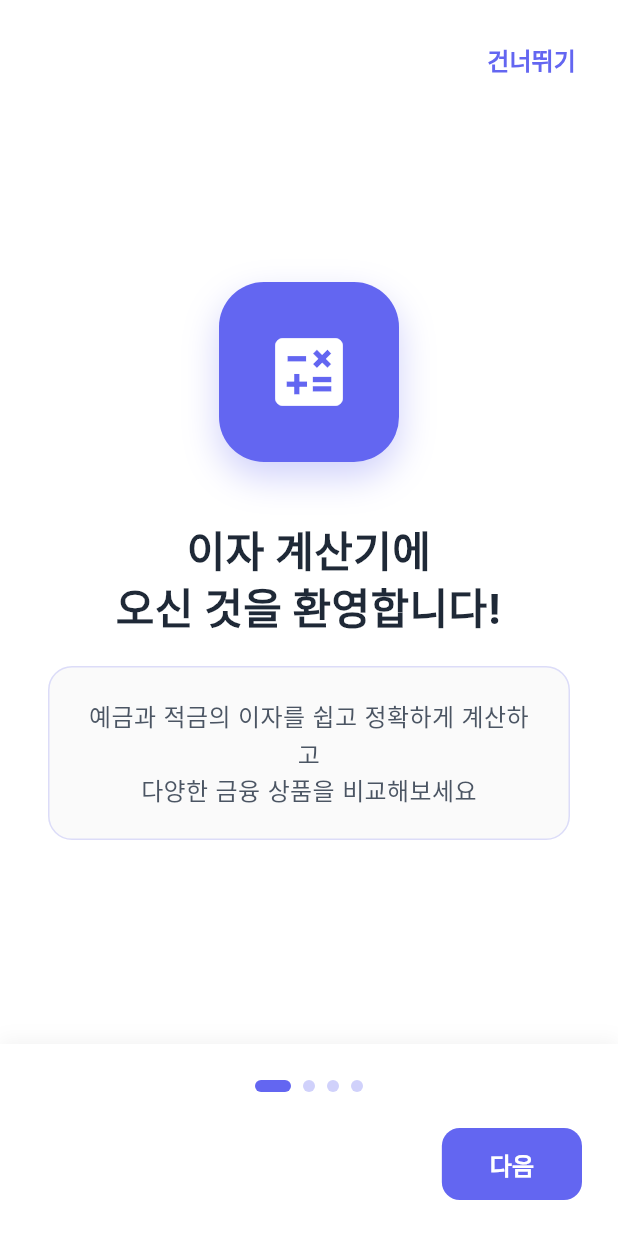
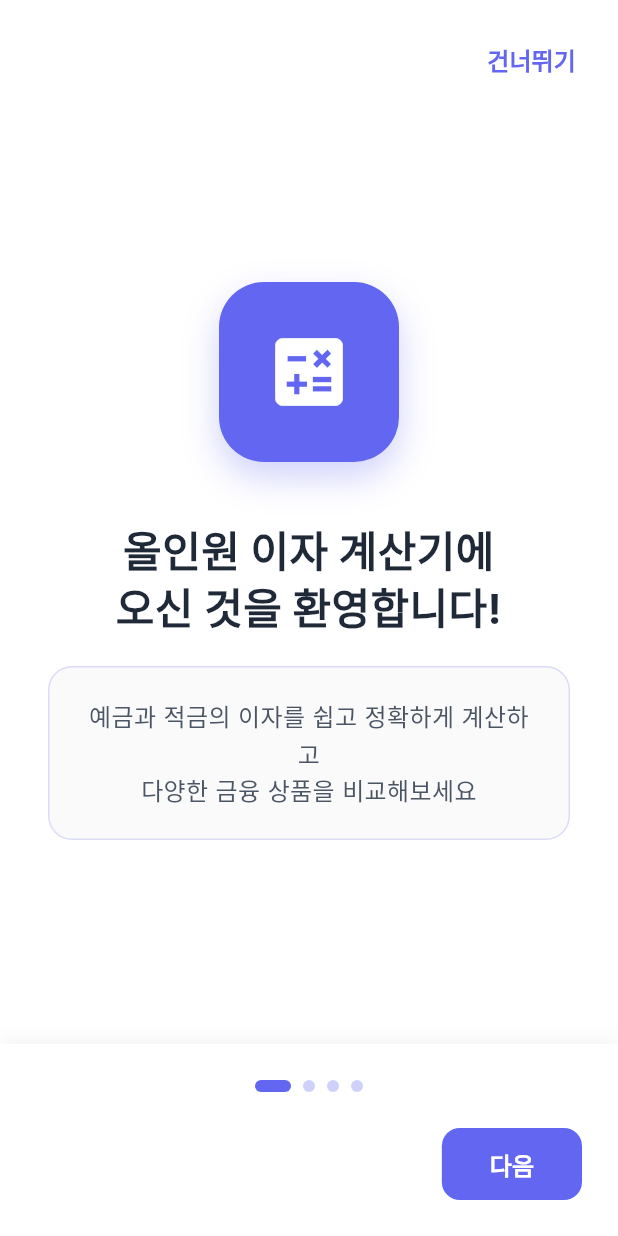
Before and after one commit to HydroponicGlass/interest_calculator_flutter, a Flutter app: the screen it shows after launch, on a phone screen of 412 x 824 dp. Run offline on Flutter 3.47's test engine with Material 3 defaults, Android fonts, the phone set to English and light mode, and no system bars; our stand-ins replace fl_chart, flutter_animate, google_fonts, shared_preferences, sqflite; accounts and stored records are empty.

Commit message:
Update app title and welcome messages to reflect new branding

```diff
--- a/src/lib/main.dart
+++ b/src/lib/main.dart
@@ -20,7 +20,7 @@ class InterestCalculatorApp extends StatelessWidget {
         ChangeNotifierProvider(create: (_) => AccountProvider()),
       ],
       child: MaterialApp(
-        title: 'Interest Calculator',
+        title: '올인원 이자 계산기',
         theme: AppTheme.lightTheme,
         debugShowCheckedModeBanner: false,
         home: FutureBuilder<bool>(
--- a/src/lib/screens/calculator/calculator_home_screen.dart
+++ b/src/lib/screens/calculator/calculator_home_screen.dart
@@ -20,7 +20,7 @@ class CalculatorHomeScreen extends StatelessWidget {
     return Scaffold(
       backgroundColor: Colors.transparent,
       appBar: AppBar(
-        title: const Text('이자 계산기'),
+        title: const Text('올인원 이자 계산기'),
       ),
       body: SafeArea(
         child: Padding(
--- a/src/lib/screens/onboarding/onboarding_screen.dart
+++ b/src/lib/screens/onboarding/onboarding_screen.dart
@@ -229,7 +229,7 @@ class _OnboardingScreenState extends State<OnboardingScreen> {
               ),
               const SizedBox(height: 40),
               Text(
-                '이자 계산기에\n오신 것을 환영합니다!',
+                '올인원 이자 계산기에\n오신 것을 환영합니다!',
                 textAlign: TextAlign.center,
                 style: TextStyle(
                   fontSize: 28,
--- a/src/lib/screens/settings/settings_screen.dart
+++ b/src/lib/screens/settings/settings_screen.dart
@@ -107,7 +107,7 @@ class _SettingsScreenState extends State<SettingsScreen> {
               // Footer
               Center(
                 child: Text(
-                  '이자 계산기 v1.0.0\\n똑똑한 금융 계산의 시작',
+                  '올인원 이자 계산기 v1.0.0\\n똑똑한 금융 계산의 시작',
                   textAlign: TextAlign.center,
                   style: TextStyle(
                     color: Colors.white.withValues(alpha: 0.7),
--- a/src/lib/screens/splash/splash_screen.dart
+++ b/src/lib/screens/splash/splash_screen.dart
@@ -140,7 +140,7 @@ class _SplashScreenState extends State<SplashScreen>
 
                           // App title
                           const Text(
-                            '이자 계산기',
+                            '올인원 이자 계산기',
                             style: TextStyle(
                               fontSize: 32,
                               fontWeight: FontWeight.bold,
```
Also changed, not shown: 1 other file.
